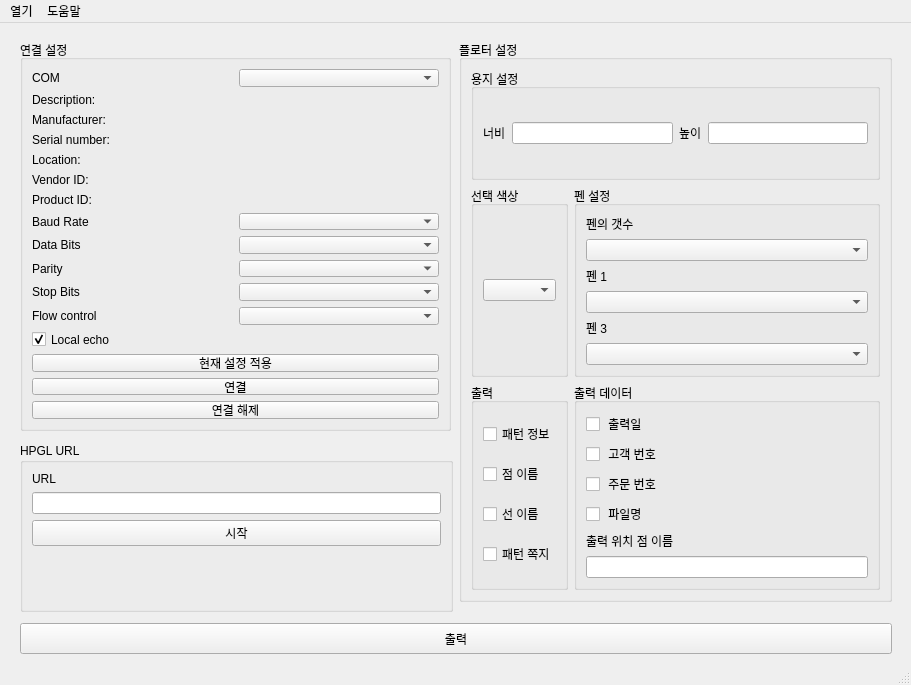
Above: mainwindow.ui from rlion1000/masterFitPlotter before the change. Below: the same form after it.
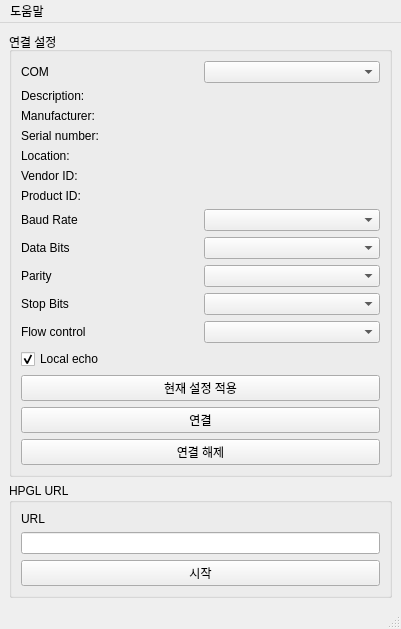
That is the form after the change.

What changed in the file:
```diff
--- a/mainwindow.ui
+++ b/mainwindow.ui
@@ -6,61 +6,21 @@
    <rect>
     <x>0</x>
     <y>0</y>
-    <width>911</width>
-    <height>685</height>
+    <width>401</width>
+    <height>586</height>
    </rect>
   </property>
   <property name="windowTitle">
    <string>Bespoke Plotter Demo</string>
   </property>
   <widget class="QWidget" name="centralwidget">
-   <widget class="QPushButton" name="sendButton">
-    <property name="geometry">
-     <rect>
-      <x>20</x>
-      <y>600</y>
-      <width>872</width>
-      <height>31</height>
-     </rect>
-    </property>
-    <property name="text">
-     <string>출력</string>
-    </property>
-   </widget>
+   <layout class="QGridLayout" name="gridLayout_2">
+    <item row="0" column="0">
    <widget class="QGroupBox" name="connSettingGroup">
-    <property name="geometry">
-     <rect>
-      <x>20</x>
-      <y>17</y>
-      <width>431</width>
-      <height>391</height>
-     </rect>
-    </property>
     <property name="title">
      <string>연결 설정</string>
     </property>
     <layout class="QGridLayout" name="gridLayout">
-     <item row="0" column="0">
-      <widget class="QLabel" name="comPortLabel">
-       <property name="text">
-        <string>COM</string>
-       </property>
-      </widget>
-     </item>
-     <item row="9" column="0">
-      <widget class="QLabel" name="parityLabel">
-       <property name="text">
-        <string>Parity</string>
-       </property>
-      </widget>
-     </item>
-     <item row="7" column="0">
-      <widget class="QLabel" name="baudRateLabel">
-       <property name="text">
-        <string>Baud Rate</string>
-       </property>
-      </widget>
-     </item>
      <item row="10" column="0">
       <widget class="QLabel" name="stopBitsLabel">
        <property name="text">
@@ -68,15 +28,25 @@
        </property>
       </widget>
      </item>
-     <item row="8" column="0">
-      <widget class="QLabel" name="dataBitsLabel">
+       <item row="11" column="1">
+        <widget class="QComboBox" name="flowControlBox"/>
+       </item>
+       <item row="15" column="0" colspan="2">
+        <widget class="QPushButton" name="disconnButton">
        <property name="text">
-        <string>Data Bits</string>
+          <string>연결 해제</string>
        </property>
       </widget>
      </item>
-     <item row="9" column="1">
-      <widget class="QComboBox" name="parityBox"/>
+       <item row="8" column="1">
+        <widget class="QComboBox" name="dataBitsBox"/>
+       </item>
+       <item row="13" column="0" colspan="2">
+        <widget class="QPushButton" name="applyButton">
+         <property name="text">
+          <string>현재 설정 적용</string>
+         </property>
+        </widget>
      </item>
      <item row="12" column="0">
       <widget class="QCheckBox" name="localEchoCheckBox">
@@ -88,16 +58,6 @@
        </property>
       </widget>
      </item>
-     <item row="7" column="1">
-      <widget class="QComboBox" name="baudRateBox"/>
-     </item>
-     <item row="11" column="0">
-      <widget class="QLabel" name="stopBitsLabel_2">
-       <property name="text">
-        <string>Flow control</string>
-       </property>
-      </widget>
-     </item>
      <item row="1" column="0">
       <widget class="QLabel" name="descriptionLabel">
        <property name="text">
@@ -105,10 +65,24 @@
        </property>
       </widget>
      </item>
-     <item row="4" column="0">
-      <widget class="QLabel" name="locationLabel">
+       <item row="9" column="0">
+        <widget class="QLabel" name="parityLabel">
        <property name="text">
-        <string>Location:</string>
+          <string>Parity</string>
+         </property>
+        </widget>
+       </item>
+       <item row="6" column="0">
+        <widget class="QLabel" name="pidLabel">
+         <property name="text">
+          <string>Product ID:</string>
+         </property>
+        </widget>
+       </item>
+       <item row="3" column="0">
+        <widget class="QLabel" name="serialNumberLabel">
+         <property name="text">
+          <string>Serial number:</string>
        </property>
       </widget>
      </item>
@@ -119,8 +93,15 @@
        </property>
       </widget>
      </item>
-     <item row="11" column="1">
-      <widget class="QComboBox" name="flowControlBox"/>
+       <item row="7" column="0">
+        <widget class="QLabel" name="baudRateLabel">
+         <property name="text">
+          <string>Baud Rate</string>
+         </property>
+        </widget>
+       </item>
+       <item row="9" column="1">
+        <widget class="QComboBox" name="parityBox"/>
      </item>
      <item row="2" column="0">
       <widget class="QLabel" name="manufacturerLabel">
@@ -129,36 +110,43 @@
        </property>
       </widget>
      </item>
-     <item row="8" column="1">
-      <widget class="QComboBox" name="dataBitsBox"/>
-     </item>
-     <item row="10" column="1">
-      <widget class="QComboBox" name="stopBitsBox"/>
+       <item row="7" column="1">
+        <widget class="QComboBox" name="baudRateBox"/>
+       </item>
+       <item row="4" column="0">
+        <widget class="QLabel" name="locationLabel">
+         <property name="text">
+          <string>Location:</string>
+         </property>
+        </widget>
      </item>
      <item row="0" column="1">
       <widget class="QComboBox" name="comPortBox"/>
      </item>
-     <item row="6" column="0">
-      <widget class="QLabel" name="pidLabel">
+       <item row="0" column="0">
+        <widget class="QLabel" name="comPortLabel">
        <property name="text">
-        <string>Product ID:</string>
+          <string>COM</string>
        </property>
       </widget>
      </item>
-     <item row="3" column="0">
-      <widget class="QLabel" name="serialNumberLabel">
+       <item row="11" column="0">
+        <widget class="QLabel" name="stopBitsLabel_2">
        <property name="text">
-        <string>Serial number:</string>
+          <string>Flow control</string>
        </property>
       </widget>
      </item>
-     <item row="13" column="0" colspan="2">
-      <widget class="QPushButton" name="applyButton">
+       <item row="8" column="0">
+        <widget class="QLabel" name="dataBitsLabel">
        <property name="text">
-        <string>현재 설정 적용</string>
+          <string>Data Bits</string>
        </property>
       </widget>
      </item>
+       <item row="10" column="1">
+        <widget class="QComboBox" name="stopBitsBox"/>
+       </item>
      <item row="14" column="0" colspan="2">
       <widget class="QPushButton" name="connButton">
        <property name="text">
@@ -166,207 +154,18 @@
        </property>
       </widget>
      </item>
-     <item row="15" column="0" colspan="2">
-      <widget class="QPushButton" name="disconnButton">
-       <property name="text">
-        <string>연결 해제</string>
-       </property>
-      </widget>
-     </item>
-    </layout>
-   </widget>
-   <widget class="QGroupBox" name="setPlotterGroup">
-    <property name="geometry">
-     <rect>
-      <x>459</x>
-      <y>17</y>
-      <width>433</width>
-      <height>562</height>
-     </rect>
-    </property>
-    <property name="title">
-     <string>플로터 설정</string>
-    </property>
-    <layout class="QGridLayout" name="gridLayout_4">
-     <item row="0" column="0" colspan="2">
-      <widget class="QGroupBox" name="setPaperGroup">
-       <property name="title">
-        <string>용지 설정</string>
-       </property>
-       <layout class="QHBoxLayout" name="horizontalLayout">
-        <item>
-         <widget class="QLabel" name="widthLabel">
-          <property name="text">
-           <string>너비</string>
-          </property>
-         </widget>
-        </item>
-        <item>
-         <widget class="QLineEdit" name="widthLineEdit"/>
-        </item>
-        <item>
-         <widget class="QLabel" name="heightLabel">
-          <property name="text">
-           <string>높이</string>
-          </property>
-         </widget>
-        </item>
-        <item>
-         <widget class="QLineEdit" name="heightLineEdit"/>
-        </item>
        </layout>
       </widget>
      </item>
      <item row="1" column="0">
-      <widget class="QGroupBox" name="colorSelectGroup">
-       <property name="title">
-        <string>선택 색상</string>
-       </property>
-       <layout class="QVBoxLayout" name="verticalLayout_2">
-        <item>
-         <widget class="QComboBox" name="selectColorBox"/>
-        </item>
-       </layout>
-      </widget>
-     </item>
-     <item row="1" column="1">
-      <widget class="QGroupBox" name="setPenGroup">
-       <property name="title">
-        <string>펜 설정</string>
-       </property>
-       <layout class="QVBoxLayout" name="verticalLayout_3">
-        <item>
-         <widget class="QLabel" name="penAmountLabel">
-          <property name="text">
-           <string>펜의 갯수</string>
-          </property>
-         </widget>
-        </item>
-        <item>
-         <widget class="QComboBox" name="penAmountBox"/>
-        </item>
-        <item>
-         <widget class="QLabel" name="pen1Label">
-          <property name="text">
-           <string>펜 1</string>
-          </property>
-         </widget>
-        </item>
-        <item>
-         <widget class="QComboBox" name="pen1Box"/>
-        </item>
-        <item>
-         <widget class="QLabel" name="pen3Label">
-          <property name="text">
-           <string>펜 3</string>
-          </property>
-         </widget>
-        </item>
-        <item>
-         <widget class="QComboBox" name="pen3Box"/>
-        </item>
-       </layout>
-      </widget>
-     </item>
-     <item row="2" column="0">
-      <widget class="QGroupBox" name="printGroup">
-       <property name="title">
-        <string>출력</string>
-       </property>
-       <layout class="QVBoxLayout" name="verticalLayout_4">
-        <item>
-         <widget class="QCheckBox" name="pattenrInfoCheckbox">
-          <property name="text">
-           <string>패턴 정보</string>
-          </property>
-         </widget>
-        </item>
-        <item>
-         <widget class="QCheckBox" name="dotNameCheckbox">
-          <property name="text">
-           <string>점 이름</string>
-          </property>
-         </widget>
-        </item>
-        <item>
-         <widget class="QCheckBox" name="lineNameCheckbox">
-          <property name="text">
-           <string>선 이름</string>
-          </property>
-         </widget>
-        </item>
-        <item>
-         <widget class="QCheckBox" name="patternNoteCheckbox">
-          <property name="text">
-           <string>패턴 쪽지</string>
-          </property>
-         </widget>
-        </item>
-       </layout>
-      </widget>
-     </item>
-     <item row="2" column="1">
-      <widget class="QGroupBox" name="setPrintdataGroup">
-       <property name="title">
-        <string>출력 데이터</string>
-       </property>
-       <layout class="QVBoxLayout" name="verticalLayout_5">
-        <item>
-         <widget class="QCheckBox" name="printDateCheckbox">
-          <property name="text">
-           <string> 출력일</string>
-          </property>
-         </widget>
-        </item>
-        <item>
-         <widget class="QCheckBox" name="customerNumCheckbox">
-          <property name="text">
-           <string> 고객 번호</string>
-          </property>
-         </widget>
-        </item>
-        <item>
-         <widget class="QCheckBox" name="orderNumCheckbox">
-          <property name="text">
-           <string> 주문 번호</string>
-          </property>
-         </widget>
-        </item>
-        <item>
-         <widget class="QCheckBox" name="fileNameCheckbox">
-          <property name="text">
-           <string> 파일명</string>
-          </property>
-         </widget>
-        </item>
-        <item>
-         <widget class="QLabel" name="label_12">
-          <property name="text">
-           <string>출력 위치 점 이름</string>
-          </property>
-         </widget>
-        </item>
-        <item>
-         <widget class="QLineEdit" name="lineEdit_3"/>
-        </item>
-       </layout>
-      </widget>
-     </item>
-    </layout>
-   </widget>
    <widget class="QGroupBox" name="fileSelectGroup">
-    <property name="geometry">
-     <rect>
-      <x>20</x>
-      <y>420</y>
-      <width>433</width>
-      <height>169</height>
-     </rect>
-    </property>
     <property name="title">
      <string>HPGL URL</string>
     </property>
     <layout class="QGridLayout" name="gridLayout_3">
+       <item row="1" column="0">
+        <widget class="QLineEdit" name="inputUrl"/>
+       </item>
      <item row="0" column="0">
       <widget class="QLabel" name="label">
        <property name="text">
@@ -374,22 +173,6 @@
        </property>
       </widget>
      </item>
-     <item row="3" column="0">
-      <spacer name="verticalSpacer">
-       <property name="orientation">
-        <enum>Qt::Vertical</enum>
-       </property>
-       <property name="sizeHint" stdset="0">
-        <size>
-         <width>20</width>
-         <height>40</height>
-        </size>
-       </property>
-      </spacer>
-     </item>
-     <item row="1" column="0">
-      <widget class="QLineEdit" name="inputUrl"/>
-     </item>
      <item row="2" column="0">
       <widget class="QPushButton" name="startButton">
        <property name="text">
@@ -399,31 +182,32 @@
      </item>
     </layout>
    </widget>
+    </item>
+   </layout>
   </widget>
-  <widget class="QMenuBar" name="menubar">
+  <widget class="QStatusBar" name="statusBar"/>
+  <widget class="QMenuBar" name="menuBar">
    <property name="geometry">
     <rect>
      <x>0</x>
      <y>0</y>
-     <width>911</width>
+     <width>401</width>
      <height>20</height>
     </rect>
    </property>
-   <widget class="QMenu" name="menuBespokePlotter">
-    <property name="title">
-     <string>열기</string>
-    </property>
-    <addaction name="separator"/>
-   </widget>
    <widget class="QMenu" name="menu">
     <property name="title">
      <string>도움말</string>
     </property>
+    <addaction name="actionAbout"/>
    </widget>
-   <addaction name="menuBespokePlotter"/>
    <addaction name="menu"/>
   </widget>
-  <widget class="QStatusBar" name="statusBar"/>
+  <action name="actionAbout">
+   <property name="text">
+    <string>정보</string>
+   </property>
+  </action>
  </widget>
  <resources/>
  <connections/>
```
Lines whose indentation alone changed are shown as unchanged.
